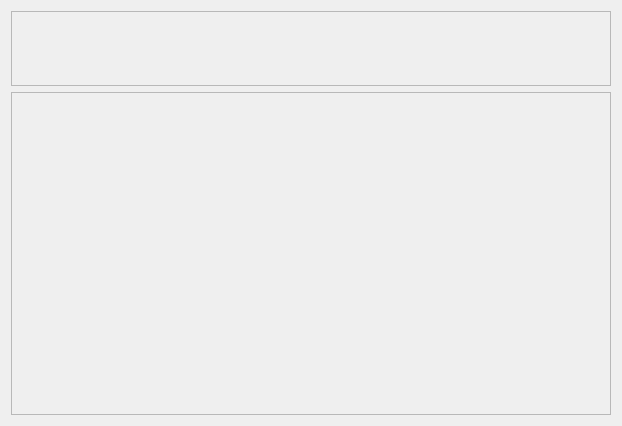
This is src/stats.ui in theDTV2/TDV2 as Qt 5 draws it before an edit. The edited form follows.
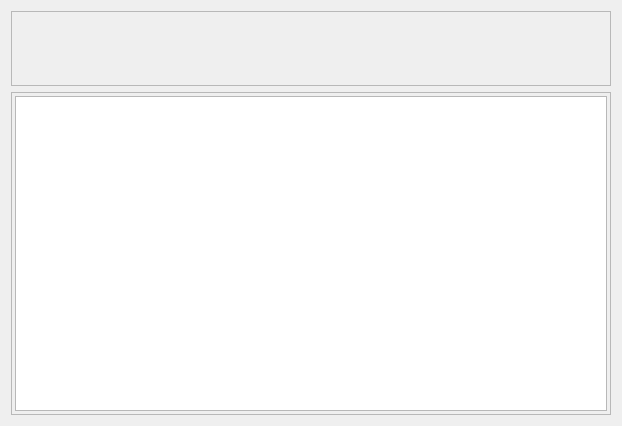
This is the edited form.

Commit message: renamed windows, moved stat window a bit to the side

```diff
--- a/src/stats.ui
+++ b/src/stats.ui
@@ -96,6 +96,30 @@
        <property name="frameShadow">
         <enum>QFrame::Raised</enum>
        </property>
+       <layout class="QVBoxLayout" name="verticalLayout_2">
+        <property name="spacing">
+         <number>3</number>
+        </property>
+        <property name="leftMargin">
+         <number>3</number>
+        </property>
+        <property name="topMargin">
+         <number>3</number>
+        </property>
+        <property name="rightMargin">
+         <number>3</number>
+        </property>
+        <property name="bottomMargin">
+         <number>3</number>
+        </property>
+        <item>
+         <widget class="QGraphicsView" name="graphicsView">
+          <property name="interactive">
+           <bool>false</bool>
+          </property>
+         </widget>
+        </item>
+       </layout>
       </widget>
      </item>
     </layout>
```
Left out of the diff: 2 changed lines with no effect on the pictures. The commit also changes 2 other files.
